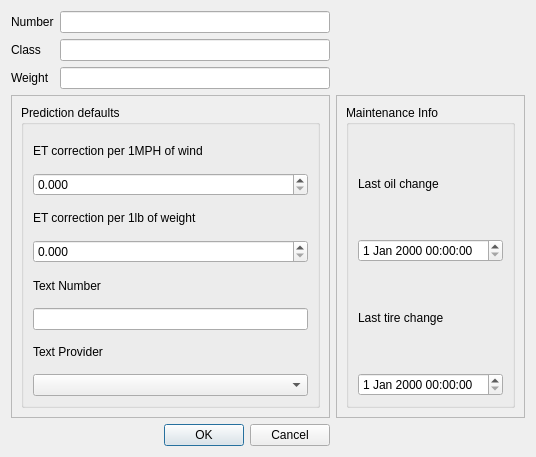
Old version of the form narob-desktop/vehicledialog.ui in the repository iforgetware/narob.
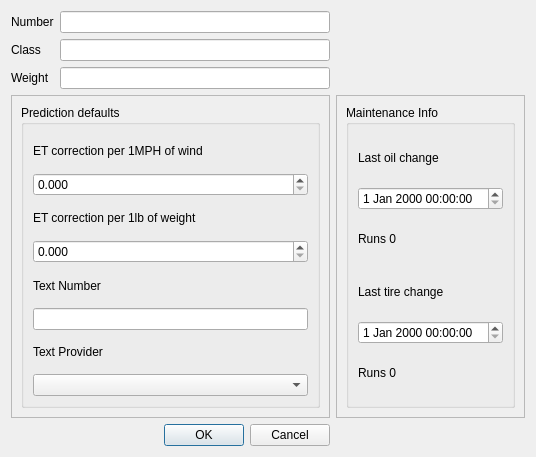
New version of the form. Custom widgets are drawn as their Qt base class.

```diff
--- a/narob-desktop/vehicledialog.ui
+++ b/narob-desktop/vehicledialog.ui
@@ -159,6 +159,9 @@
          <string>Maintenance Info</string>
         </property>
         <layout class="QGridLayout" name="gridLayout_4">
+         <item row="1" column="0">
+          <widget class="QDateTimeEdit" name="lastOilChangeEdit"/>
+         </item>
          <item row="0" column="0">
           <widget class="QLabel" name="lastOilChangeLabel">
            <property name="text">
@@ -166,18 +169,29 @@
            </property>
           </widget>
          </item>
-         <item row="1" column="0">
-          <widget class="QDateTimeEdit" name="lastOilChangeEdit"/>
+         <item row="4" column="0">
+          <widget class="QDateTimeEdit" name="lastTireChangeEdit"/>
          </item>
          <item row="2" column="0">
+          <widget class="QLabel" name="lastOilRunsLabel">
+           <property name="text">
+            <string>Runs 0</string>
+           </property>
+          </widget>
+         </item>
+         <item row="3" column="0">
           <widget class="QLabel" name="lastTireChangeLabel">
            <property name="text">
             <string>Last tire change</string>
            </property>
           </widget>
          </item>
-         <item row="3" column="0">
-          <widget class="QDateTimeEdit" name="lastTireChangeEdit"/>
+         <item row="5" column="0">
+          <widget class="QLabel" name="lastTireRunsLabel">
+           <property name="text">
+            <string>Runs 0</string>
+           </property>
+          </widget>
          </item>
         </layout>
        </widget>
```
